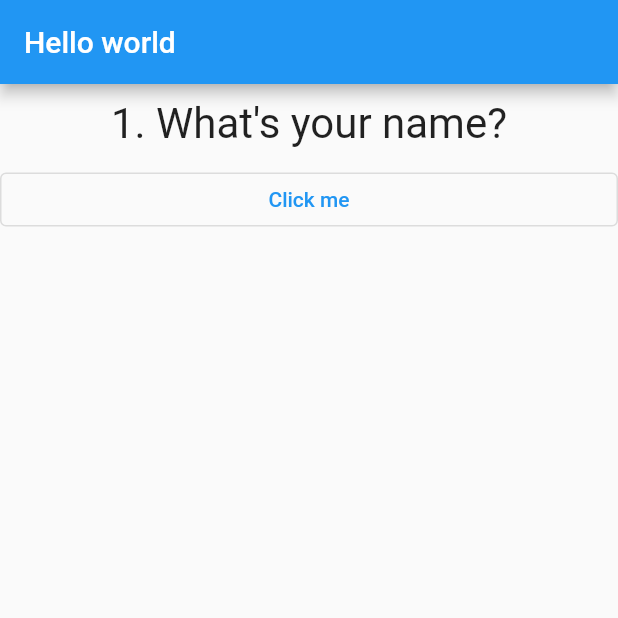
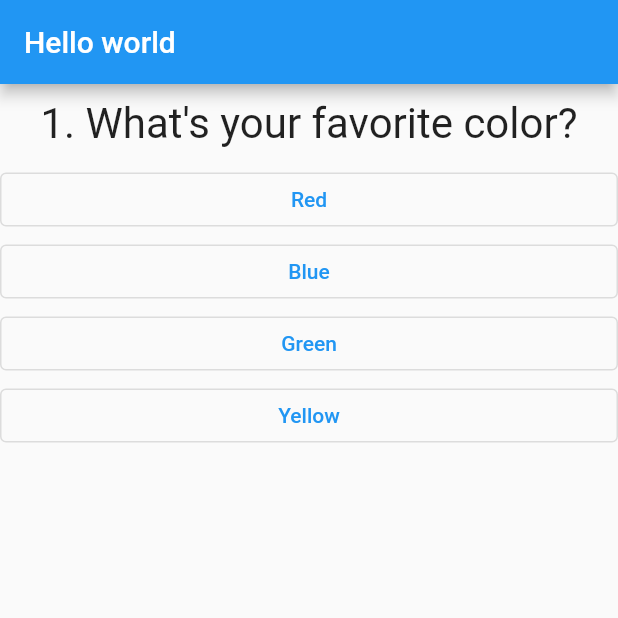
Before and after one commit to PabloLopes19/flutterprojeto01, a Flutter app: the screen it shows after launch, on a phone screen of 412 x 824 dp, the top half of it. Run offline on Flutter 3.47's test engine with Material 2 defaults, Android fonts, the phone set to English and light mode, and no system bars.

Commit message:
Aula 19/01

```diff
--- a/lib/answer.dart
+++ b/lib/answer.dart
@@ -2,14 +2,21 @@ import 'package:flutter/material.dart';
 
 class Answer extends StatelessWidget {
   final VoidCallback selectHandler;
+  final String answerText;
 
-  Answer(this.selectHandler);
+  Answer(this.selectHandler, this.answerText);
 
   @override
   Widget build(BuildContext context) {
     return Container(
       width: double.infinity,
-      child: OutlinedButton(onPressed: selectHandler, child: Text("Click me")),
+      child: OutlinedButton(
+        onPressed: selectHandler,
+        // style: OutlinedButton.styleFrom(
+        //   EdgeInsets.all(),
+        // ),
+        child: Text(answerText),
+      ),
     );
   }
 }
--- a/lib/main.dart
+++ b/lib/main.dart
@@ -1,7 +1,7 @@
 import 'package:flutter/material.dart';
 
-import './question.dart';
-import './answer.dart';
+import './quiz.dart';
+import './result.dart';
 
 void main() => runApp(MyApp());
 
@@ -14,41 +14,60 @@ class MyApp extends StatefulWidget {
 
 class _MyAppState extends State<MyApp> {
   var _index = 0;
+  var _totalScore = 0;
 
-  var questions = [
-    'What\'s your name?',
-    'What\'s your dog\'s name?',
+  final _questions = const [
+    {
+      "questionText": "What\'s your favorite color?",
+      "answers": [
+        {"text": 'Red', "score": 8},
+        {"text": 'Blue', "score": 1},
+        {"text": 'Green', "score": 3},
+        {"text": "Yellow", "score": 5}
+      ]
+    },
+    {
+      "questionText": "What\'s your favorite animal?",
+      "answers": [
+        {"text": 'Rabbit', "score": 1},
+        {"text": 'Snake', "score": 9},
+        {"text": 'Elephant', "score": 2},
+        {"text": "Lion", "score": 5}
+      ]
+    },
+    {
+      "questionText": "Who\'s your favorite instructor?",
+      "answers": [
+        {"text": 'Max', "score": 1},
+        {"text": 'Max', "score": 1},
+        {"text": 'Max', "score": 1},
+        {"text": 'Max', "score": 1}
+      ]
+    }
   ];
 
-  void _btnPressed() {
-    if (_index < (questions.length - 1)) {
+  void _btnPressed(int score) {
+    _totalScore += score;
+
+    if (_index < (_questions.length + 1)) {
       setState(() {
-        _index = _index + 1;
+        _index += 1;
       });
     }
   }
-
-  // void _goBack() {
-  //   if (_index > 0) {
-  //     setState(() {
-  //       _index = _index - 1;
-  //     });
-  //   }
-  // }
 
   @override
   Widget build(BuildContext context) {
     return MaterialApp(
         home: Scaffold(
-      appBar: AppBar(
-        title: const Text('Hello world'),
-      ),
-      body: Column(
-        children: [
-          Question('${_index + 1}. ' + questions[_index]),
-          Answer(_btnPressed)
-        ],
-      ),
-    ));
+            appBar: AppBar(
+              title: const Text('Hello world'),
+            ),
+            body: _index < _questions.length
+                ? Quiz(
+                    btnPressed: _btnPressed,
+                    questions: _questions,
+                    index: _index)
+                : Result(_totalScore)));
   }
 }
--- /dev/null
+++ b/lib/quiz.dart
@@ -0,0 +1,28 @@
+import 'package:flutter/material.dart';
+
+import './question.dart';
+import './answer.dart';
+
+class Quiz extends StatelessWidget {
+  final List<Map<String, Object>> questions;
+  final int index;
+  final Function btnPressed;
+
+  Quiz(
+      {required this.btnPressed, required this.index, required this.questions});
+
+  @override
+  Widget build(BuildContext context) {
+    return Column(
+      children: [
+        Question(
+            '${index + 1}. ' + (questions[index]['questionText'] as String)),
+        ...(questions[index]['answers'] as List<Map<String, Object>>)
+            .map((answer) {
+          return Answer(
+              () => btnPressed(answer['score']), answer['text'] as String);
+        }).toList(),
+      ],
+    );
+  }
+}
--- a/pubspec.yaml
+++ b/pubspec.yaml
@@ -19,6 +19,7 @@ version: 1.0.0+1
 
 environment:
   sdk: ">=2.15.1 <3.0.0"
+  # sdk: ">=2.11.1 <3.0.0"
 
 # Dependencies specify other packages that your package needs in order to work.
 # To automatically upgrade your package dependencies to the latest versions
```
Also changed, not shown: lib/result.dart (added, +31 -0 lines).
